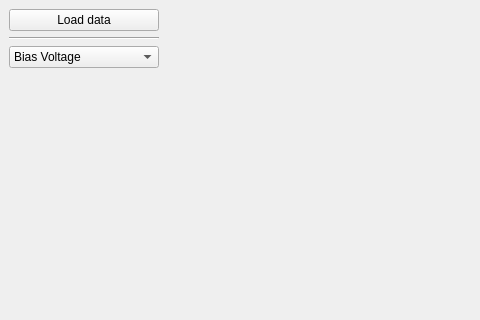
Before: the Qt Designer form form.ui in SjoerdB93/ApplePy, drawn with Qt 5; both pictures show x 0 to 480 and y 0 to 320 of the 1344 by 857 pixel window.
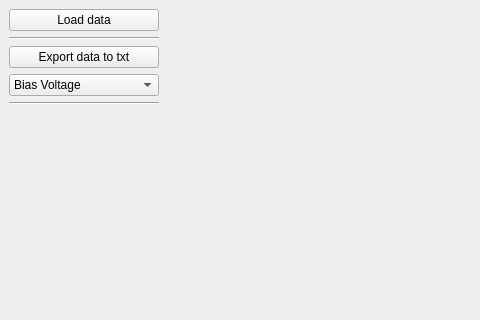
After: the same form once the commit is applied.

Commit message: - Added delay viewing options (total and per tick/second). - Added export functionality

The edit to the form file:
```diff
--- a/form.ui
+++ b/form.ui
@@ -31,6 +31,13 @@
         </property>
        </widget>
       </item>
+      <item>
+       <widget class="QPushButton" name="export_button">
+        <property name="text">
+         <string>Export data to txt</string>
+        </property>
+       </widget>
+      </item>
       <item>
        <widget class="QComboBox" name="selected_item">
         <property name="minimumSize">
@@ -99,6 +106,18 @@
           <string>Ticks</string>
          </property>
         </item>
+        <item>
+         <property name="text">
+          <string>Total delay</string>
+         </property>
+        </item>
+       </widget>
+      </item>
+      <item>
+       <widget class="Line" name="line_2">
+        <property name="orientation">
+         <enum>Qt::Horizontal</enum>
+        </property>
        </widget>
       </item>
       <item>
```
Left out of the diff: 2 changed lines with no effect on the pictures. The commit also changes 3 other files.
